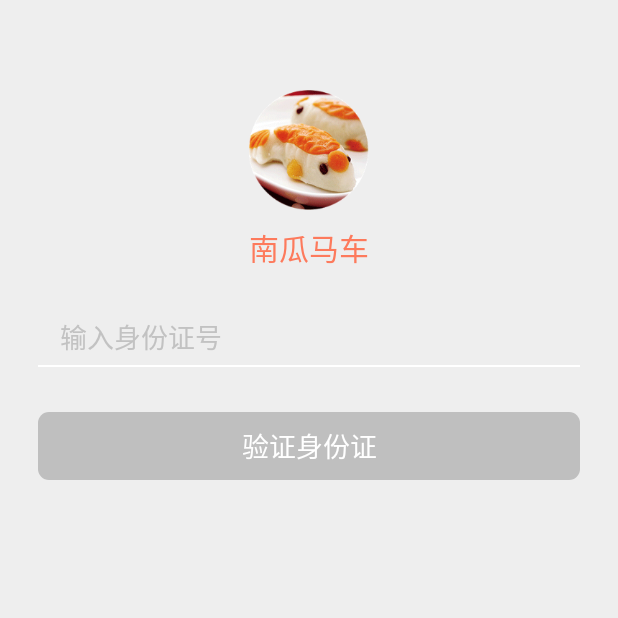
After one commit to zhangzijian86/PGNGMCAndroid, an Android app: the ISDNActivity screen opened directly, with no data from a screen before it, on a phone screen of 412 x 824 dp, the top half of it. The commit adds this screen. Run offline under Robolectric (Android 15) with nearby library versions, the phone set to English and light mode, and no system bars.

```diff
--- /dev/null
+++ b/NGMCAndroid/src/main/java/com/pg/ngmc/pgngmcandroid/activity/ISDNActivity.java
@@ -0,0 +1,142 @@
+package com.pg.ngmc.pgngmcandroid.activity;
+
+import android.app.Activity;
+import android.os.AsyncTask;
+import android.os.Bundle;
+import android.text.Editable;
+import android.text.TextWatcher;
+import android.util.Log;
+import android.view.View;
+import android.view.View.OnClickListener;
+import android.view.Window;
+import android.widget.Button;
+import android.widget.EditText;
+import android.widget.Toast;
+
+import com.pg.ngmc.pgngmcandroid.R;
+import com.pg.ngmc.pgngmcandroid.bean.PGNGMC_APP_User;
+import com.pg.ngmc.pgngmcandroid.bean.PGNGMC_User;
+import com.pg.ngmc.pgngmcandroid.json.JsonUtil;
+import com.pg.ngmc.pgngmcandroid.tools.LoadingProgressDialog;
+import com.pg.ngmc.pgngmcandroid.tools.Operaton;
+
+import java.util.List;
+import java.util.regex.Pattern;
+
+public class ISDNActivity extends Activity {
+	private Button quedingisdn;
+	private EditText isdn;
+	private PGNGMC_APP_User pgngmc_app_user;
+	private LoadingProgressDialog dialog;
+
+	public Pattern idNumPattern = Pattern.compile(
+			"^[1-9][0-7]\\d{4}((19\\d{2}(0[13-9]|1[012])(0[1-9]|[12]\\d|30))|(19\\d{2}(0[13578]|1[02])31)|(19\\d{2}02(0[1-9]|1\\d|2[0-8]))|(19([13579][26]|[2468][048]|0[48])0229))\\d{3}(\\d|X|x)?$");
+
+	@Override
+	 protected void onCreate(Bundle savedInstanceState) {
+		 super.onCreate(savedInstanceState);
+		 requestWindowFeature(Window.FEATURE_NO_TITLE);
+		 setContentView(R.layout.activity_isdn);
+
+		 pgngmc_app_user = (PGNGMC_APP_User) getApplication();
+
+		 isdn = (EditText) findViewById(R.id.isdn);
+		 quedingisdn  = (Button) findViewById(R.id.quedingisdn);
+
+		 quedingisdn.setOnClickListener(new OnClickListener() {
+			 @Override
+			 public void onClick(View view) {
+				 String isdnstr = isdn.getText().toString().trim();
+				 boolean flag = idNumPattern.matcher(isdnstr).matches();
+				 if(flag){
+					 new UserUpdateISDNMaAsyncTask().execute(
+							 new String[]{isdnstr,pgngmc_app_user.getUSER_Mobile()}
+					 );
+				 }else{
+					 Toast.makeText(getApplicationContext(), "请输入正确身份证号码！", Toast.LENGTH_SHORT).show();
+				 }
+			 }
+		 });
+
+		 isdn.addTextChangedListener(textWatcher);
+
+		 dialog=new	 LoadingProgressDialog(this,"正在加载...");
+	 }
+
+	private TextWatcher textWatcher = new TextWatcher() {
+
+		@Override
+		public void onTextChanged(CharSequence s, int start, int before,
+								  int count) {
+			if(isdn.getText().length()>=15){
+				quedingisdn.setEnabled(true);
+			}else{
+				quedingisdn.setEnabled(false);
+			}
+		}
+
+		@Override
+		public void beforeTextChanged(CharSequence s, int start, int count,
+									  int after) {
+
+		}
+
+		@Override
+		public void afterTextChanged(Editable s) {
+
+		}
+	};
+
+	/**
+	 * dis：AsyncTask参数类型：
+	 * 第一个参数标书传入到异步任务中并进行操作，通常是网络的路径
+	 * 第二个参数表示进度的刻度
+	 * 第三个参数表示返回的结果类型
+	 * */
+	private class UserUpdateISDNMaAsyncTask extends AsyncTask<String, String, String>{
+		//任务执行之前的操作
+		@Override
+		protected void onPreExecute() {
+			// TODO Auto-generated method stub
+			super.onPreExecute();
+			dialog.show();//显示dialog，数据正在处理....
+		}
+		//完成耗时操作
+		@Override
+		protected String doInBackground(String... params) {
+			// TODO Auto-generated method stub
+			try{
+				Operaton operaton=new Operaton();
+				String result = "";
+				result=operaton.UpdateISDN("UpdateISDN", params[0], params[1]);
+				return result;
+			}catch(Exception e){
+				e.printStackTrace();
+				return "false";
+			}
+		}
+
+		@Override
+		protected void onProgressUpdate(String... values) {
+			// TODO Auto-generated method stub
+			super.onProgressUpdate(values);
+
+		}
+
+		//数据处理完毕后更新UI操作
+		@Override
+		protected void onPostExecute(String result) {
+			// TODO Auto-generated method stub
+			super.onPostExecute(result);
+			if(!result.equals("no")){
+				Toast.makeText(getApplicationContext(), "验证成功！", Toast.LENGTH_SHORT).show();
+				Log.d("=====ISDNActivity=====", "===getUSER_Mobile=000=" + result);
+				pgngmc_app_user.setUSER_ISDN(isdn.getText().toString().trim());
+				ISDNActivity.this.finish();
+			}else if("".equals(result)){
+				Toast.makeText(getApplicationContext(), "验证失败，请重新验证！", Toast.LENGTH_SHORT).show();
+			}
+			dialog.dismiss();//dialog关闭，数据处理完毕
+		}
+	}
+}
--- /dev/null
+++ b/NGMCAndroid/src/main/res/layout/activity_isdn.xml
@@ -0,0 +1,78 @@
+<?xml version="1.0" encoding="utf-8"?>
+<RelativeLayout xmlns:android="http://schemas.android.com/apk/res/android"
+    android:layout_width="match_parent" android:layout_height="match_parent"
+    android:background="@color/activity_bg_color">
+
+    <ImageView
+        android:id="@+id/logo"
+        android:layout_marginTop="60dip"
+        android:layout_centerHorizontal="true"
+        android:layout_height="80dip"
+        android:layout_width="80dip"
+        android:background="@mipmap/yonghutouxiang_yuan"
+        />
+
+    <TextView
+        android:id="@+id/logotitle"
+        android:layout_below="@id/logo"
+        android:layout_marginTop="10dip"
+        android:layout_width="wrap_content"
+        android:layout_height="wrap_content"
+        android:text="@string/title"
+        android:layout_centerHorizontal="true"
+        android:textSize="20sp"
+        android:textColor="#FD7A5C"
+        />
+
+    <RelativeLayout android:id="@+id/input_isdn"
+        android:layout_width="fill_parent"
+        android:layout_marginTop="25dip"
+        android:layout_height="180dip"
+        android:layout_below="@id/logotitle" >
+        <EditText
+            android:id="@+id/isdn"
+            android:layout_width="fill_parent"
+            android:layout_height="30dip"
+            android:hint="输入身份证号"
+            android:textColorHint="#c2c2c2"
+            android:textCursorDrawable="@color/editText_color"
+            android:layout_marginTop="4dip"
+            android:layout_marginBottom="4dip"
+            android:layout_marginLeft="30dip"
+            android:layout_marginRight="30dip"
+            android:paddingLeft="10dip"
+            android:paddingRight="10dip"
+            android:maxLength="20"
+            android:textSize="18sp"
+            android:background="@null"
+            />
+        <ImageView
+            android:id="@+id/xian1"
+            android:layout_below="@id/isdn"
+            android:layout_marginTop="0dip"
+            android:layout_marginRight="25dip"
+            android:layout_alignParentRight="true"
+            android:layout_marginLeft="25dip"
+            android:layout_alignParentLeft="true"
+            android:layout_height="wrap_content"
+            android:layout_width="wrap_content"
+            android:background="@mipmap/xian"
+            />
+        <Button
+            android:id="@+id/quedingisdn"
+            android:layout_below="@id/xian1"
+            android:layout_marginTop="30dip"
+            android:layout_width="fill_parent"
+            android:layout_marginLeft="25dip"
+            android:layout_marginRight="25dip"
+            android:layout_height="45dip"
+            android:text="验证身份证"
+            android:textColor="#ffffff"
+            android:gravity="center"
+            android:enabled="false"
+            android:background="@drawable/buttonselector"
+            android:textSize="18sp" />
+
+    </RelativeLayout>
+
+</RelativeLayout>
--- a/NGMCAndroid/src/main/res/values/strings.xml
+++ b/NGMCAndroid/src/main/res/values/strings.xml
@@ -1,5 +1,8 @@
 <resources>
     <string name="title">南瓜马车</string>
+
+    <string name="starttime">00:00:00</string>
+
     <string name="biketitle">用车</string>
     <string name="activitytitle">活动</string>
     <string name="tickettitle">购票</string>
```
Also changed, not shown: NGMCAndroid/src/main/AndroidManifest.xml (+19 -0 lines), NGMCAndroid/src/main/java/com/pg/ngmc/pgngmcandroid/activity/LoginActivity.java (+14 -0 lines), NGMCAndroid/src/main/java/com/pg/ngmc/pgngmcandroid/activity/MainActivity.java (+11 -3 lines), NGMCAndroid/src/main/java/com/pg/ngmc/pgngmcandroid/activity/RecordTimeActivity.java (added, +92 -0 lines), NGMCAndroid/src/main/java/com/pg/ngmc/pgngmcandroid/activity/SplashActivity.java (+70 -1 lines), NGMCAndroid/src/main/java/com/pg/ngmc/pgngmcandroid/tools/Operaton.java (+70 -1 lines), NGMCAndroid/src/main/res/layout/activity_recordtime.xml (added, +18 -0 lines).
